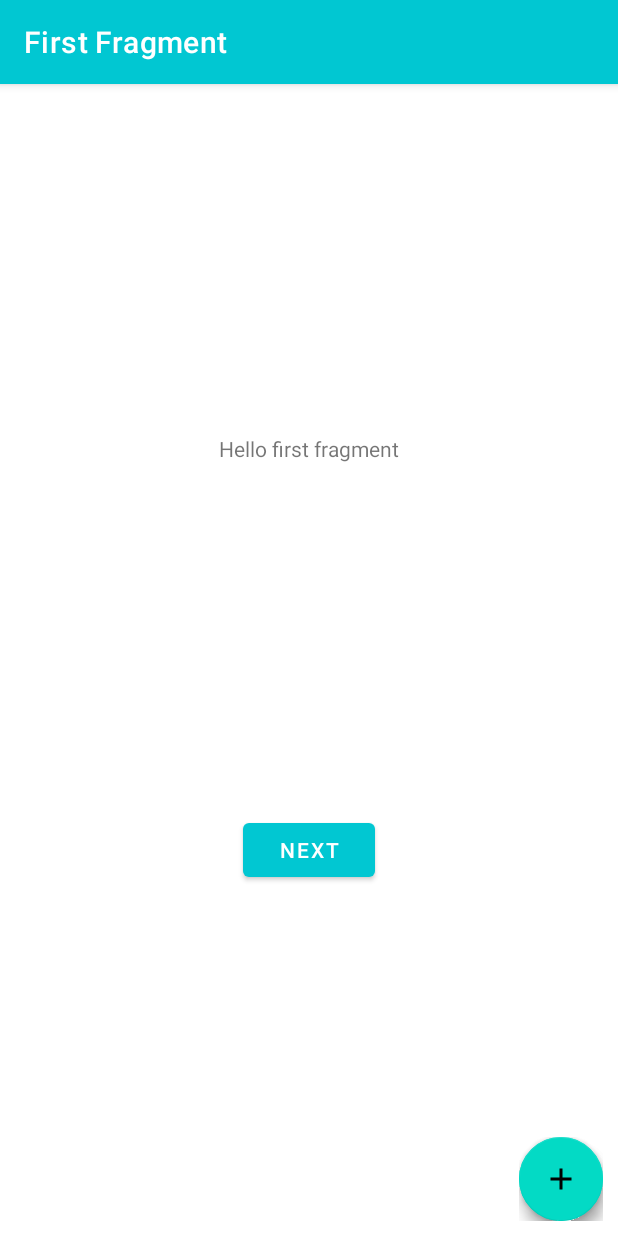
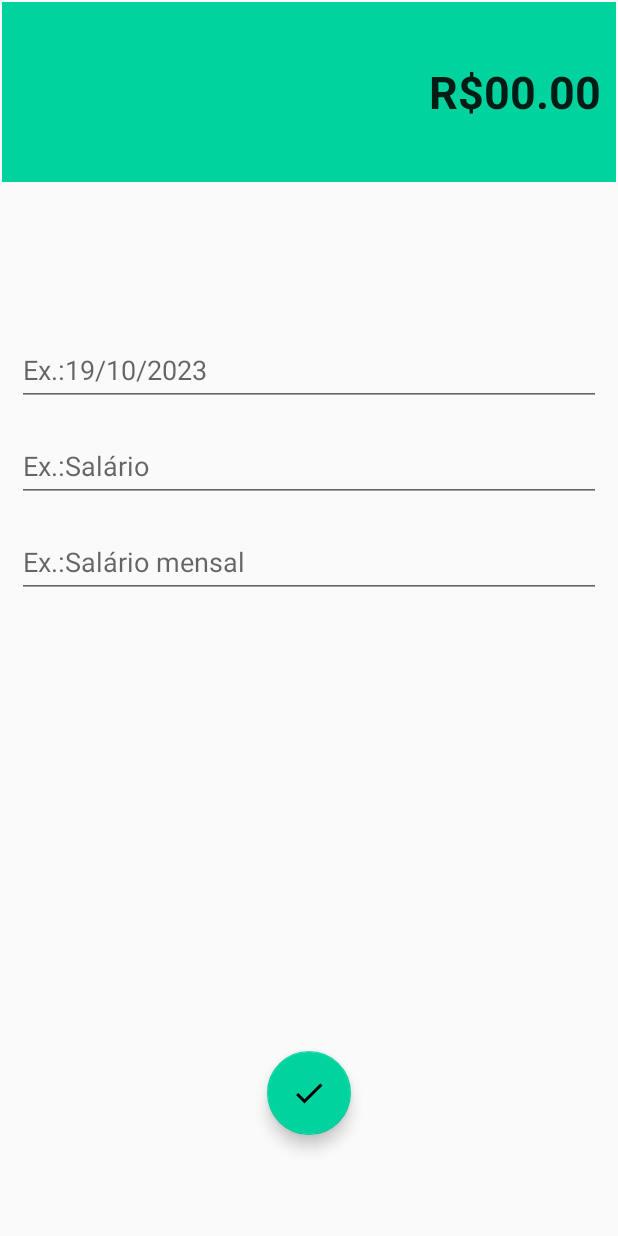
Before and after one commit to Rian-Noronha/Organizze, an Android app: the PrincipalActivity screen opened directly, with no data from a screen before it, after a tap on an icon or button, on a phone screen of 412 x 824 dp. Run offline under Robolectric (Android 15) with nearby library versions, the phone set to English and light mode, and no system bars; our stand-ins replace navigation-ui; plain views replace FloatingActionButton, FloatingActionMenu.

Commit message:
Creating the expense and revenue interfaces.

```diff
--- a/app/src/main/java/com/rn/organizze/activities/FirstFragment.java
+++ /dev/null
@@ -1,49 +0,0 @@
-package com.rn.organizze.activities;
-
-import android.os.Bundle;
-import android.view.LayoutInflater;
-import android.view.View;
-import android.view.ViewGroup;
-
-import androidx.annotation.NonNull;
-import androidx.fragment.app.Fragment;
-import androidx.navigation.fragment.NavHostFragment;
-
-import com.rn.organizze.R;
-import com.rn.organizze.databinding.FragmentFirstBinding;
-
-
-public class FirstFragment extends Fragment {
-
-private FragmentFirstBinding binding;
-
-    @Override
-    public View onCreateView(
-            LayoutInflater inflater, ViewGroup container,
-            Bundle savedInstanceState
-    ) {
-
-      binding = FragmentFirstBinding.inflate(inflater, container, false);
-      return binding.getRoot();
-
-    }
-
-    public void onViewCreated(@NonNull View view, Bundle savedInstanceState) {
-        super.onViewCreated(view, savedInstanceState);
-
-        binding.buttonFirst.setOnClickListener(new View.OnClickListener() {
-            @Override
-            public void onClick(View view) {
-                NavHostFragment.findNavController(FirstFragment.this)
-                        .navigate(R.id.action_FirstFragment_to_SecondFragment);
-            }
-        });
-    }
-
-@Override
-    public void onDestroyView() {
-        super.onDestroyView();
-        binding = null;
-    }
-
-}
--- a/app/src/main/java/com/rn/organizze/activities/PrincipalActivity.java
+++ b/app/src/main/java/com/rn/organizze/activities/PrincipalActivity.java
@@ -1,5 +1,6 @@
 package com.rn.organizze.activities;
 
+import android.content.Intent;
 import android.os.Bundle;
 import com.google.android.material.snackbar.Snackbar;
 import androidx.appcompat.app.AppCompatActivity;
@@ -26,9 +27,9 @@ public class PrincipalActivity extends AppCompatActivity {
 
         setSupportActionBar(binding.toolbar);
 
-        NavController navController = Navigation.findNavController(this, R.id.nav_host_fragment_content_principal);
-        appBarConfiguration = new AppBarConfiguration.Builder(navController.getGraph()).build();
-        NavigationUI.setupActionBarWithNavController(this, navController, appBarConfiguration);
+        //NavController navController = Navigation.findNavController(this, R.id.nav_host_fragment_content_principal);
+        //appBarConfiguration = new AppBarConfiguration.Builder(navController.getGraph()).build();
+        //NavigationUI.setupActionBarWithNavController(this, navController, appBarConfiguration);
 
         binding.fab.setOnClickListener(new View.OnClickListener() {
             @Override
@@ -40,18 +41,13 @@ public class PrincipalActivity extends AppCompatActivity {
     }
 
     public void addReceita(View view){
-
+        startActivity(new Intent(PrincipalActivity.this, ReceitasActivity.class));
     }
 
     public void addDespesa(View view){
-
+        startActivity(new Intent(PrincipalActivity.this, DespesasActivity.class));
     }
 
 
-    @Override
-    public boolean onSupportNavigateUp() {
-        NavController navController = Navigation.findNavController(this, R.id.nav_host_fragment_content_principal);
-        return NavigationUI.navigateUp(navController, appBarConfiguration)
-                || super.onSupportNavigateUp();
-    }
+
 }
--- /dev/null
+++ b/app/src/main/java/com/rn/organizze/activities/ReceitasActivity.java
@@ -0,0 +1,16 @@
+package com.rn.organizze.activities;
+
+import androidx.appcompat.app.AppCompatActivity;
+
+import android.os.Bundle;
+
+import com.rn.organizze.R;
+
+public class ReceitasActivity extends AppCompatActivity {
+
+    @Override
+    protected void onCreate(Bundle savedInstanceState) {
+        super.onCreate(savedInstanceState);
+        setContentView(R.layout.activity_receitas);
+    }
+}
--- /dev/null
+++ b/app/src/main/res/drawable/baseline_check_24.xml
@@ -0,0 +1,5 @@
+<vector android:height="24dp" android:tint="#000000"
+    android:viewportHeight="24" android:viewportWidth="24"
+    android:width="24dp" xmlns:android="http://schemas.android.com/apk/res/android">
+    <path android:fillColor="@android:color/white" android:pathData="M9,16.17L4.83,12l-1.42,1.41L9,19 21,7l-1.41,-1.41z"/>
+</vector>
--- /dev/null
+++ b/app/src/main/res/layout/activity_receitas.xml
@@ -0,0 +1,113 @@
+<?xml version="1.0" encoding="utf-8"?>
+<androidx.constraintlayout.widget.ConstraintLayout xmlns:android="http://schemas.android.com/apk/res/android"
+    xmlns:app="http://schemas.android.com/apk/res-auto"
+    xmlns:tools="http://schemas.android.com/tools"
+    android:layout_width="match_parent"
+    android:layout_height="match_parent"
+    tools:context=".activities.ReceitasActivity">
+
+    <LinearLayout
+        android:id="@+id/linearLayout2"
+        android:layout_width="match_parent"
+        android:layout_height="120dp"
+        android:layout_marginStart="1dp"
+        android:layout_marginTop="1dp"
+        android:layout_marginEnd="1dp"
+        android:background="@color/colorPrimaryReceitas"
+        android:gravity="center"
+        android:orientation="vertical"
+        android:padding="10dp"
+        app:layout_constraintEnd_toEndOf="parent"
+        app:layout_constraintStart_toStartOf="parent"
+        app:layout_constraintTop_toTopOf="parent">
+
+        <EditText
+            android:id="@+id/editTextText"
+            android:layout_width="match_parent"
+            android:layout_height="wrap_content"
+            android:background="@android:color/transparent"
+            android:ems="10"
+            android:inputType="numberDecimal"
+            android:minHeight="48dp"
+            android:text="R$00.00"
+            android:textAlignment="textEnd"
+            android:textSize="30sp"
+            android:textStyle="bold" />
+    </LinearLayout>
+
+    <com.google.android.material.textfield.TextInputLayout
+        android:id="@+id/textInputLayout2"
+        android:layout_width="0dp"
+        android:layout_height="wrap_content"
+        android:layout_marginStart="1dp"
+        android:layout_marginEnd="1dp"
+        android:paddingLeft="10dp"
+        android:paddingRight="10dp"
+        android:layout_marginBottom="8dp"
+        app:layout_constraintBottom_toTopOf="@+id/textInputLayout"
+        app:layout_constraintEnd_toEndOf="parent"
+        app:layout_constraintStart_toStartOf="parent"
+        app:layout_constraintTop_toBottomOf="@+id/linearLayout2"
+        app:layout_constraintVertical_bias="0.18"
+        app:layout_constraintVertical_chainStyle="packed">
+
+        <com.google.android.material.textfield.TextInputEditText
+            android:layout_width="match_parent"
+            android:layout_height="wrap_content"
+            android:hint="Ex.:19/10/2023" />
+    </com.google.android.material.textfield.TextInputLayout>
+
+    <com.google.android.material.textfield.TextInputLayout
+        android:id="@+id/textInputLayout"
+        android:layout_width="0dp"
+        android:layout_height="wrap_content"
+        android:layout_marginStart="1dp"
+        android:layout_marginEnd="1dp"
+        android:paddingLeft="10dp"
+        android:paddingRight="10dp"
+        android:layout_marginBottom="8dp"
+        app:layout_constraintBottom_toTopOf="@+id/textInputLayout3"
+        app:layout_constraintEnd_toEndOf="parent"
+        app:layout_constraintStart_toStartOf="parent"
+        app:layout_constraintTop_toBottomOf="@+id/textInputLayout2">
+
+        <com.google.android.material.textfield.TextInputEditText
+            android:layout_width="match_parent"
+            android:layout_height="wrap_content"
+            android:hint="Ex.:Salário" />
+    </com.google.android.material.textfield.TextInputLayout>
+
+    <com.google.android.material.textfield.TextInputLayout
+        android:id="@+id/textInputLayout3"
+        android:layout_width="0dp"
+        android:layout_height="wrap_content"
+        android:layout_marginStart="1dp"
+        android:layout_marginEnd="1dp"
+        android:paddingLeft="10dp"
+        android:paddingRight="10dp"
+        app:layout_constraintBottom_toBottomOf="parent"
+        app:layout_constraintEnd_toEndOf="parent"
+        app:layout_constraintStart_toStartOf="parent"
+        app:layout_constraintTop_toBottomOf="@+id/textInputLayout">
+
+        <com.google.android.material.textfield.TextInputEditText
+            android:layout_width="match_parent"
+            android:layout_height="wrap_content"
+            android:hint="Ex.:Salário mensal" />
+    </com.google.android.material.textfield.TextInputLayout>
+
+    <com.google.android.material.floatingactionbutton.FloatingActionButton
+        android:id="@+id/floatingActionButton"
+        android:layout_width="wrap_content"
+        android:layout_height="wrap_content"
+        android:layout_marginTop="250dp"
+        android:layout_marginBottom="16dp"
+        android:clickable="true"
+        android:textAlignment="textEnd"
+        app:layout_constraintBottom_toBottomOf="parent"
+        app:layout_constraintEnd_toEndOf="parent"
+        app:layout_constraintStart_toStartOf="parent"
+        app:layout_constraintTop_toBottomOf="@+id/textInputLayout3"
+        app:srcCompat="@drawable/baseline_check_24"
+        tools:ignore="SpeakableTextPresentCheck" />
+</androidx.constraintlayout.widget.ConstraintLayout>
--- a/app/src/main/res/layout/content_principal.xml
+++ b/app/src/main/res/layout/content_principal.xml
@@ -6,15 +6,5 @@
     android:layout_height="match_parent"
     app:layout_behavior="@string/appbar_scrolling_view_behavior">
 
-    <fragment
-        android:id="@+id/nav_host_fragment_content_principal"
-        android:name="androidx.navigation.fragment.NavHostFragment"
-        android:layout_width="0dp"
-        android:layout_height="0dp"
-        app:layout_constraintStart_toStartOf="parent"
-        app:layout_constraintEnd_toEndOf="parent"
-        app:layout_constraintTop_toTopOf="parent"
-        app:layout_constraintBottom_toBottomOf="parent"
-        app:defaultNavHost="true"
-        app:navGraph="@navigation/nav_graph" />
+
 </androidx.constraintlayout.widget.ConstraintLayout>
--- a/app/src/main/res/layout/fragment_first.xml
+++ /dev/null
@@ -1,31 +0,0 @@
-<?xml version="1.0" encoding="utf-8"?>
-<androidx.constraintlayout.widget.ConstraintLayout
-    xmlns:android="http://schemas.android.com/apk/res/android"
-    xmlns:app="http://schemas.android.com/apk/res-auto"
-    xmlns:tools="http://schemas.android.com/tools"
-    android:layout_width="match_parent"
-    android:layout_height="match_parent"
-    tools:context=".FirstFragment">
-
-    <TextView
-        android:id="@+id/textview_first"
-        android:layout_width="wrap_content"
-        android:layout_height="wrap_content"
-        android:text="@string/hello_first_fragment"
-        app:layout_constraintTop_toTopOf="parent"
-        app:layout_constraintStart_toStartOf="parent"
-        app:layout_constraintEnd_toEndOf="parent"
-        app:layout_constraintBottom_toTopOf="@id/button_first"
-        />
-
-    <Button
-        android:id="@+id/button_first"
-        android:layout_width="wrap_content"
-        android:layout_height="wrap_content"
-        android:text="@string/next"
-        app:layout_constraintTop_toBottomOf="@id/textview_first"
-        app:layout_constraintStart_toStartOf="parent"
-        app:layout_constraintEnd_toEndOf="parent"
-        app:layout_constraintBottom_toBottomOf="parent"
-        />
-</androidx.constraintlayout.widget.ConstraintLayout>
--- a/app/src/main/res/values-night/themes.xml
+++ b/app/src/main/res/values-night/themes.xml
@@ -13,4 +13,9 @@
         <item name="android:statusBarColor">?attr/colorPrimaryVariant</item>
         <!-- Customize your theme here. -->
     </style>
+  <!-- Base application theme. -->
+    <style name="Base.Theme.Organizze" parent="Theme.Material3.DayNight.NoActionBar">
+        <!-- Customize your dark theme here. -->
+        <!-- <item name="colorPrimary">@color/my_dark_primary</item> -->
+    </style>
 </resources>
--- a/app/src/main/res/values/themes.xml
+++ b/app/src/main/res/values/themes.xml
@@ -19,4 +19,27 @@
     </style>
     <style name="Theme.Organizze.AppBarOverlay" parent="ThemeOverlay.AppCompat.Dark.ActionBar" />
     <style name="Theme.Organizze.PopupOverlay" parent="ThemeOverlay.AppCompat.Light" />
+  <!-- Base application theme. -->
+    <style name="Base.Theme.Organizze" parent="Theme.Material3.DayNight.NoActionBar">
+        <!-- Customize your light theme here. -->
+        <!-- <item name="colorPrimary">@color/my_light_primary</item> -->
+    </style>
+
+    <!-- Tema aplicado nas despesas-->
+    <style name="despesaTheme" parent="Theme.AppCompat.Light.NoActionBar">
+        <item name="windowActionBar">false</item>
+        <item name="windowNoTitle">true</item>
+        <item name="colorPrimary">@color/colorPrimaryDespesa</item>
+        <item name="colorPrimaryDark">@color/colorPrimaryDarkDespesa</item>
+        <item name="colorAccent">@color/colorAccentDespesa</item>
+    </style>
+
+    <!-- Tema aplicado nas receitas-->
+    <style name="receitaTheme" parent="Theme.AppCompat.Light.NoActionBar">
+        <item name="windowActionBar">false</item>
+        <item name="windowNoTitle">true</item>
+        <item name="colorPrimary">@color/colorPrimaryReceitas</item>
+        <item name="colorPrimaryDark">@color/colorPrimaryDarkReceitas</item>
+        <item name="colorAccent">@color/colorAccentReceitas</item>
+    </style>
 </resources>
--- a/build.gradle
+++ b/build.gradle
@@ -15,6 +15,7 @@ buildscript {
 
 
 plugins {
-    id 'com.android.application' version '7.4.2' apply false
-    id 'com.android.library' version '7.4.2' apply false
+    id 'com.android.application' version '8.0.0' apply false
+    id 'com.android.library' version '8.0.0' apply false
+    id 'org.jetbrains.kotlin.android' version '1.7.20' apply false
 }
--- a/gradle.properties
+++ b/gradle.properties
@@ -19,3 +19,5 @@ android.useAndroidX=true
 # resources declared in the library itself and none from the library's dependencies,
 # thereby reducing the size of the R class for that library
 android.nonTransitiveRClass=true
+android.defaults.buildfeatures.buildconfig=true
+android.nonFinalResIds=false
```
Also changed, not shown: app/build.gradle (+27 -0 lines), app/src/main/AndroidManifest.xml (+12 -3 lines), app/src/main/java/com/rn/organizze/activities/DespesasActivity.java (added, +16 -0 lines), app/src/main/java/com/rn/organizze/activities/SecondFragment.java (deleted, +0 -49 lines), app/src/main/res/layout/activity_despesas.xml (added, +116 -0 lines), app/src/main/res/layout/fragment_second.xml (deleted, +0 -30 lines), app/src/main/res/navigation/nav_graph2.xml (added, +28 -0 lines), app/src/main/res/values/strings.xml (+39 -0 lines), gradle/wrapper/gradle-wrapper.properties.
